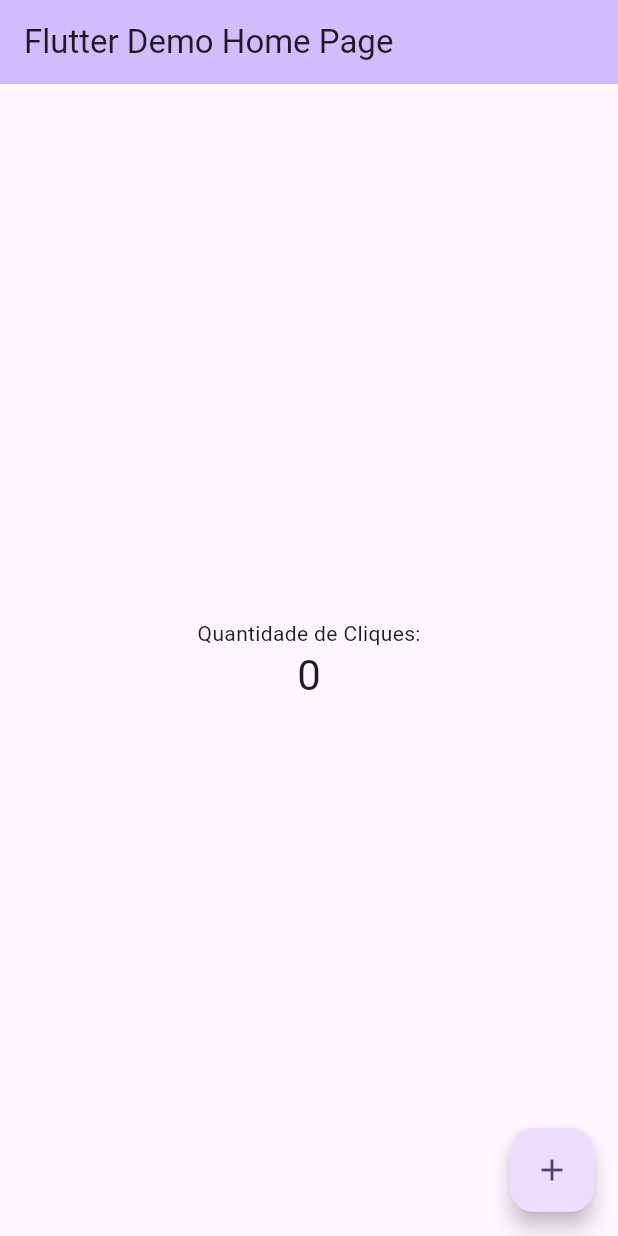
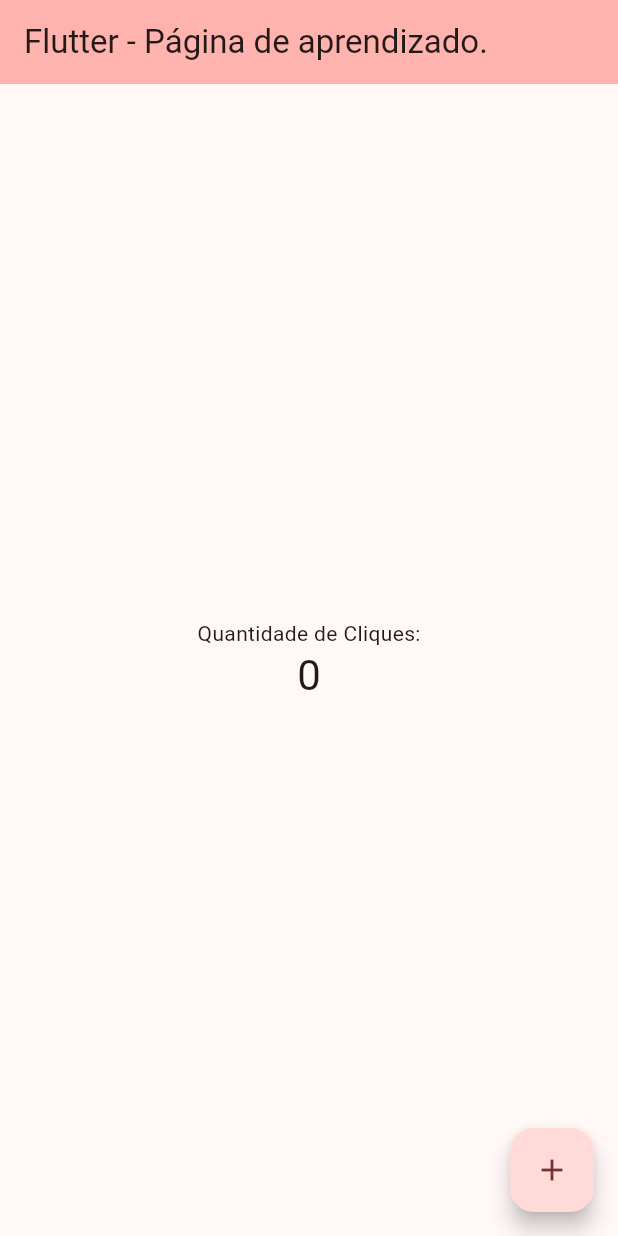
Before and after one commit to J053R0CH4/primeiro-app-flutter, a Flutter app: the screen it shows after launch, on a phone screen of 412 x 824 dp. Run offline on Flutter 3.47's test engine with Material 2 defaults, Android fonts, the light colour scheme and no system bars.

Commit message:
Esquema de cores alterado > ColorScheme.fromSeed(seedColor: Color.fromARGB(173, 249, 2, 43))

```diff
--- a/primeiroapp/lib/main.dart
+++ b/primeiroapp/lib/main.dart
@@ -28,10 +28,11 @@ class MyApp extends StatelessWidget {
         //
         // This works for code too, not just values: Most code changes can be
         // tested with just a hot reload.
-        colorScheme: ColorScheme.fromSeed(seedColor: Colors.deepPurple),
+        colorScheme:
+            ColorScheme.fromSeed(seedColor: Color.fromARGB(173, 249, 2, 43)),
         useMaterial3: true,
       ),
-      home: const MyHomePage(title: 'Flutter Demo Home Page'),
+      home: const MyHomePage(title: 'Flutter - Página de aprendizado.'),
     );
   }
 }
```
